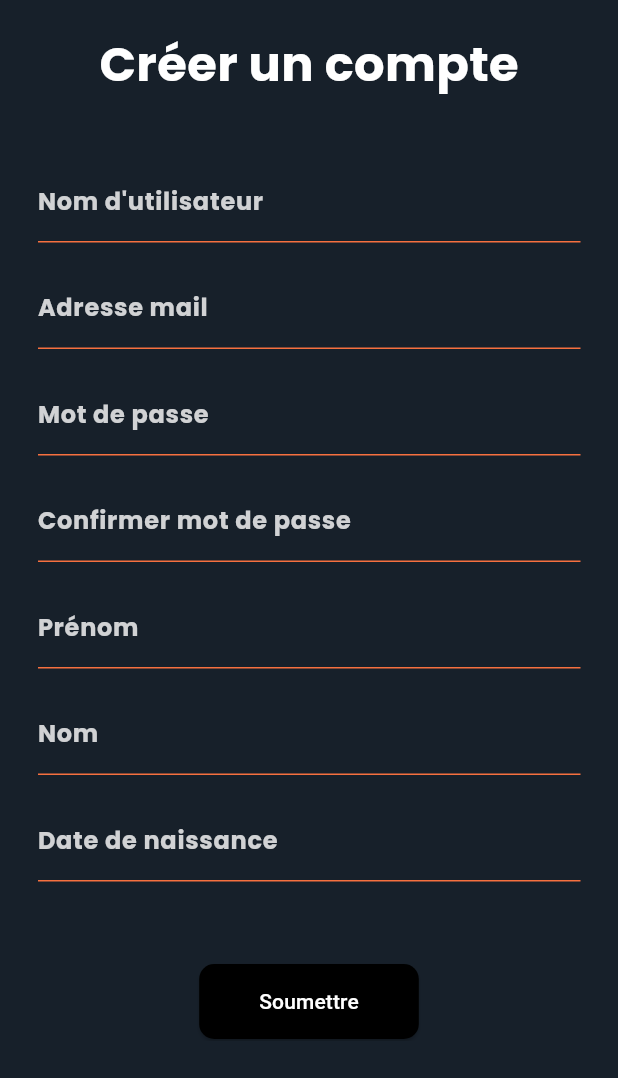
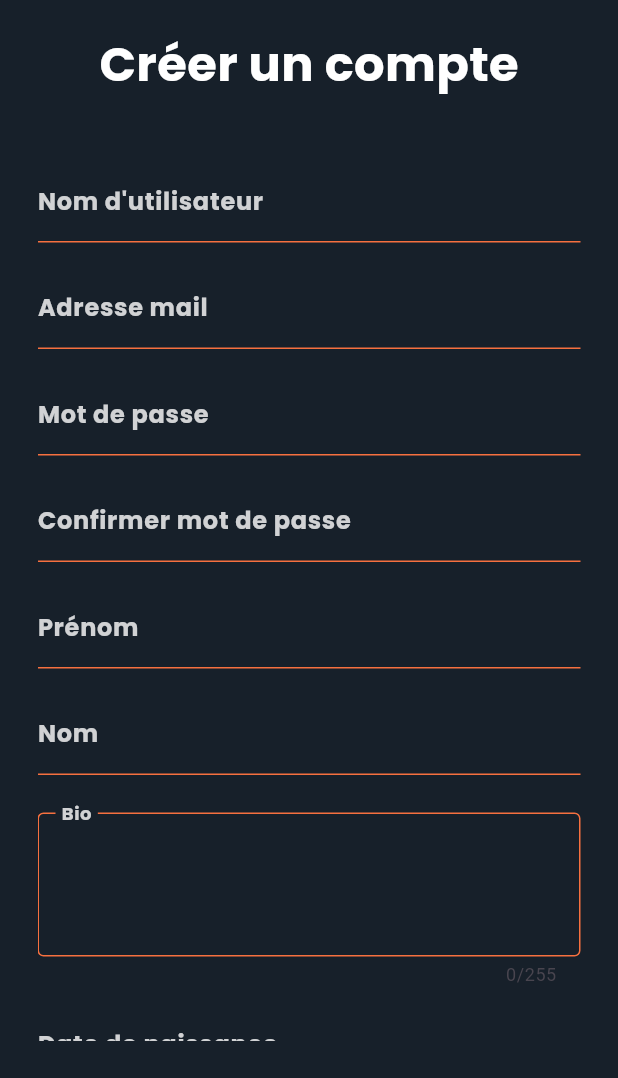
Before and after one commit to Evan-Duval/NoComment, a Flutter app: the RegisterPage screen opened by its route, on a phone screen of 412 x 824 dp, the part 158-1236 px from its top. Run offline on Flutter 3.47's test engine with Material 3 defaults, Android fonts, the phone set to English and light mode, and no system bars; drawn by our look-alikes of stroke_text; our stand-ins replace email_validator, flutter_dotenv, geocoding, google_fonts, image_picker, location and 2 more; accounts and stored records are empty.

Commit message:
Ajout des érreurs formulaire register et login

```diff
--- a/Flutter/no_comment_flutter/lib/pages/register.dart
+++ b/Flutter/no_comment_flutter/lib/pages/register.dart
@@ -5,6 +5,7 @@ import 'package:stroke_text/stroke_text.dart';
 import 'package:http/http.dart' as http;
 import 'package:flutter_dotenv/flutter_dotenv.dart';
 import 'dart:convert';
+import 'package:email_validator/email_validator.dart';
 
 class RegisterPage extends StatefulWidget {
   const RegisterPage({super.key});
@@ -14,6 +15,8 @@ class RegisterPage extends StatefulWidget {
 }
 
 class _RegisterPageState extends State<RegisterPage> {
+  final _formKey = GlobalKey<FormState>();
+
   final TextEditingController _usernameController = TextEditingController();
   final TextEditingController _emailController = TextEditingController();
   final TextEditingController _passwordController = TextEditingController();
@@ -22,6 +25,7 @@ class _RegisterPageState extends State<RegisterPage> {
   final TextEditingController _firstNameController = TextEditingController();
   final TextEditingController _lastNameController = TextEditingController();
   final TextEditingController _birthdayController = TextEditingController();
+  final TextEditingController _bioController = TextEditingController();
 
   void redirectPage(BuildContext context) {
     Navigator.push(
@@ -31,31 +35,70 @@ class _RegisterPageState extends State<RegisterPage> {
   }
 
   Future<void> _submitRegistration() async {
-    final apiUrl =
-        '${dotenv.env['URL']}api/auth/register'; // Utilisation de dotenv
+    if (!_formKey.currentState!.validate()) {
+      return;
+    }
 
-    // Création de la payload pour la requête
-    final Map<String, dynamic> userData = {
-      "first_name": _firstNameController.text,
-      "last_name": _lastNameController.text,
+    final apiUrl = '${dotenv.env['URL']}api/auth/register';
+
+    try {
+      final response = await http.post(
+        Uri.parse(apiUrl),
+        headers: {'Content-Type': 'application/json'},
+        body: json.encode({
           "username": _usernameController.text,
-      "birthday": _birthdayController.text,
           "email": _emailController.text,
           "password": _passwordController.text,
           "c_password": _confirmPasswordController.text,
-      "bio": "Je suis un nouvel utilisateur de NoComment.",
+          "first_name": _firstNameController.text,
+          "last_name": _lastNameController.text,
+          "birthday": _birthdayController.text,
+          "bio": _bioController.text,
           "logo": "image.png",
-      "rank": "user",
-      "certified": 0
-    };
-
-    final response = await http.post(
-      Uri.parse(apiUrl),
-      headers: {'Content-Type': 'application/json'},
-      body: json.encode(userData),
+          "rank": "user"
+        }),
       );
 
-    Navigator.pushNamed(context, '/login');
+      if (response.statusCode == 201) {
+        showDialog(
+          context: context,
+          barrierDismissible: false, // L'utilisateur doit appuyer sur le bouton
+          builder: (BuildContext context) {
+            return AlertDialog(
+              title: const Text('Inscription réussie'),
+              content: const SingleChildScrollView(
+                child: ListBody(
+                  children: <Widget>[
+                    Text('Votre compte a été créé avec succès.'),
+                  ],
+                ),
+              ),
+              actions: <Widget>[
+                TextButton(
+                  child: const Text('OK'),
+                  onPressed: () {
+                    Navigator.of(context).pop(); // Ferme le dialogue
+                    Navigator.pushNamed(
+                        context, '/login'); // Redirige vers la page de login
+                  },
+                ),
+              ],
+            );
+          },
+        );
+      } else {
+        final Map<String, dynamic> responseData = json.decode(response.body);
+        final String errorMessage =
+            responseData['message'] ?? 'Erreur inconnue';
+        ScaffoldMessenger.of(context).showSnackBar(
+          SnackBar(content: Text(errorMessage)),
+        );
+      }
+    } catch (e) {
+      ScaffoldMessenger.of(context).showSnackBar(
+        const SnackBar(content: Text('Erreur de connexion')),
+      );
+    }
   }
 
   @override
@@ -66,12 +109,13 @@ class _RegisterPageState extends State<RegisterPage> {
         child: Padding(
           padding: const EdgeInsets.all(25.0),
           child: SingleChildScrollView(
+            child: Form(
+              key: _formKey,
               child: Column(
                 mainAxisAlignment: MainAxisAlignment.center,
                 crossAxisAlignment: CrossAxisAlignment.center,
                 children: [
-                Center(
-                  child: StrokeText(
+                  StrokeText(
                     text: 'NoComment',
                     textAlign: TextAlign.center,
                     textStyle: GoogleFonts.nanumBrushScript(
@@ -82,10 +126,8 @@ class _RegisterPageState extends State<RegisterPage> {
                     strokeWidth: 3,
                     strokeColor: Colors.black,
                   ),
-                ),
                   const SizedBox(height: 20),
-                Center(
-                  child: Text(
+                  Text(
                     'Créer un compte',
                     style: GoogleFonts.poppins(
                       fontSize: 32,
@@ -93,21 +135,54 @@ class _RegisterPageState extends State<RegisterPage> {
                       fontWeight: FontWeight.bold,
                     ),
                   ),
+                  const SizedBox(height: 40),
+                  _buildTextField('Nom d\'utilisateur', _usernameController,
+                      validator: (val) =>
+                          val!.isEmpty ? "Nom d'utilisateur requis" : null),
+                  _buildTextField('Adresse mail', _emailController,
+                      validator: (val) => !EmailValidator.validate(val!)
+                          ? "Email invalide"
+                          : null),
+                  _buildTextField('Mot de passe', _passwordController,
+                      obscureText: true,
+                      validator: (val) =>
+                          val!.length < 12 ? "12 caractères min." : null),
+                  _buildTextField(
+                    'Confirmer mot de passe',
+                    _confirmPasswordController,
+                    obscureText: true,
+                    validator: (val) {
+                      if (val == null || val.isEmpty) {
+                        return 'Ce champ est requis';
+                      }
+                      if (val != _passwordController.text) {
+                        return 'Les mots de passe ne correspondent pas';
+                      }
+                      return null;
+                    },
                   ),
-                const SizedBox(height: 40),
-                _buildTextField('Nom d\'utilisateur', _usernameController),
-                _buildTextField('Adresse mail', _emailController),
-                _buildTextField('Mot de passe', _passwordController,
-                    obscureText: true),
-                _buildTextField(
-                    'Confirmer mot de passe', _confirmPasswordController,
-                    obscureText: true),
-                _buildTextField('Prénom', _firstNameController),
-                _buildTextField('Nom', _lastNameController),
+                  _buildTextField('Prénom', _firstNameController,
+                      validator: (val) =>
+                          val!.isEmpty ? "Prénom requis" : null),
+                  _buildTextField('Nom', _lastNameController,
+                      validator: (val) => val!.isEmpty ? "Nom requis" : null),
+                  const SizedBox(height: 10),
+                  _buildTexteLargeField(
+                    'Bio',
+                    _bioController,
+                    validator: (val) {
+                      if (val == null || val.isEmpty) {
+                        return 'Ce champ est requis';
+                      }
+                      if (val.length > 255) {
+                        return 'Nombre de caractères maximum : 255';
+                      }
+                      return null;
+                    },
+                  ),
                   _buildBirthdayField(context, _birthdayController),
                   const SizedBox(height: 40),
-                Center(
-                  child: ElevatedButton(
+                  ElevatedButton(
                     onPressed: _submitRegistration,
                     style: ElevatedButton.styleFrom(
                       backgroundColor: Colors.black,
@@ -122,12 +197,8 @@ class _RegisterPageState extends State<RegisterPage> {
                       style: TextStyle(color: Colors.white),
                     ),
                   ),
-                ),
                   const SizedBox(height: 10),
-                Padding(
-                  padding: const EdgeInsets.all(8.0),
-                  child: Center(
-                    child: GestureDetector(
+                  GestureDetector(
                     onTap: () => redirectPage(context),
                     child: Text(
                       "Déjà un compte ?",
@@ -138,9 +209,9 @@ class _RegisterPageState extends State<RegisterPage> {
                       ),
                     ),
                   ),
+                  const SizedBox(height: 40),
+                ],
               ),
-                ),
-              ],
             ),
           ),
         ),
@@ -149,13 +220,15 @@ class _RegisterPageState extends State<RegisterPage> {
   }
 
   Widget _buildTextField(String label, TextEditingController controller,
-      {bool obscureText = false}) {
+      {bool obscureText = false, String? Function(String?)? validator}) {
     return Padding(
       padding: const EdgeInsets.only(bottom: 15.0),
-      child: TextField(
+      child: TextFormField(
         controller: controller,
         obscureText: obscureText,
+        validator: validator,
         cursorColor: Colors.white,
+        style: const TextStyle(color: Colors.white),
         decoration: InputDecoration(
           labelText: label,
           labelStyle: GoogleFonts.poppins(
@@ -169,7 +242,39 @@ class _RegisterPageState extends State<RegisterPage> {
             borderSide: BorderSide(color: Color.fromARGB(255, 246, 112, 63)),
           ),
         ),
+      ),
+    );
+  }
+
+  Widget _buildTexteLargeField(String label, TextEditingController controller,
+      {String? Function(String?)? validator}) {
+    return Padding(
+      padding: const EdgeInsets.only(bottom: 10.0),
+      child: TextFormField(
+        controller: controller,
+        validator: validator,
+        cursorColor: Colors.white,
+        maxLines: 5,
+        minLines: 3,
+        maxLength: 255,
         style: const TextStyle(color: Colors.white),
+        decoration: InputDecoration(
+          alignLabelWithHint: true,
+          labelText: label,
+          floatingLabelBehavior: FloatingLabelBehavior.always,
+          labelStyle: GoogleFonts.poppins(
+            color: const Color.fromRGBO(255, 255, 255, 0.8),
+            fontWeight: FontWeight.bold,
+          ),
+          contentPadding:
+              const EdgeInsets.all(12), // 👈 Espace intérieur du champ
+          focusedBorder: const OutlineInputBorder(
+            borderSide: BorderSide(color: Color.fromARGB(255, 246, 112, 63)),
+          ),
+          enabledBorder: const OutlineInputBorder(
+            borderSide: BorderSide(color: Color.fromARGB(255, 246, 112, 63)),
+          ),
+        ),
       ),
     );
   }
--- a/Flutter/no_comment_flutter/pubspec.yaml
+++ b/Flutter/no_comment_flutter/pubspec.yaml
@@ -21,6 +21,7 @@ dependencies:
   path_provider: ^2.1.5
   path: ^1.9.0
   supabase_flutter: ^2.0.0
+  email_validator: ^3.0.0
 
 dev_dependencies:
   flutter_test:
```
Also changed, not shown: Flutter/no_comment_flutter/lib/pages/form_login.dart (+41 -17 lines), Flutter/no_comment_flutter/pubspec.lock, 1 other file. Lines whose indentation alone changed are shown as unchanged.
